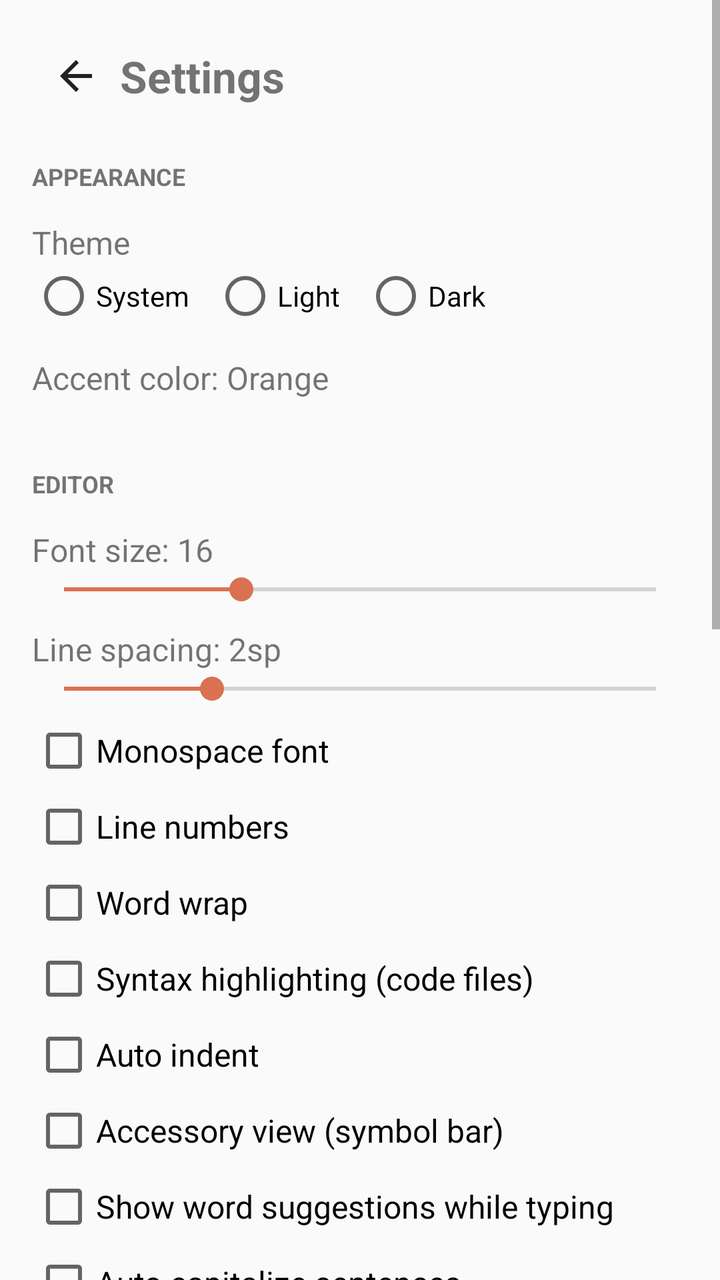
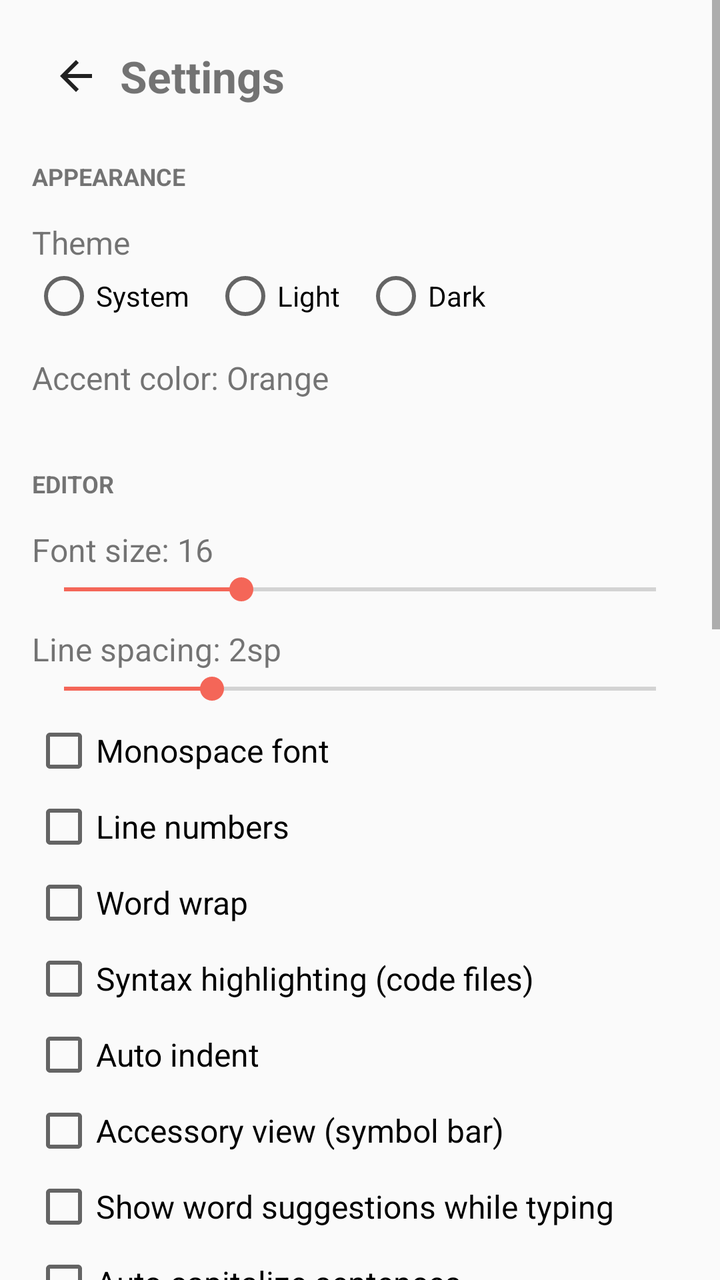

An Android layout rendered at two revisions. The XML below is the earlier revision; the diff shows what the commit changed to produce the second picture.
<!-- AndroidManifest.xml: application theme Theme.EditNote -->
<!-- res/layout/activity_settings.xml -->
<?xml version="1.0" encoding="utf-8"?>
<ScrollView xmlns:android="http://schemas.android.com/apk/res/android"
    android:layout_width="match_parent"
    android:layout_height="match_parent">

    <LinearLayout
        android:layout_width="match_parent"
        android:layout_height="wrap_content"
        android:orientation="vertical"
        android:padding="16dp">

        <LinearLayout
            android:layout_width="match_parent"
            android:layout_height="wrap_content"
            android:gravity="center_vertical"
            android:orientation="horizontal">

            <ImageButton
                android:id="@+id/btnBack"
                android:layout_width="44dp"
                android:layout_height="44dp"
                android:background="?android:attr/selectableItemBackgroundBorderless"
                android:contentDescription="Back"
                android:src="@drawable/ic_arrow_back" />

            <TextView
                android:layout_width="wrap_content"
                android:layout_height="wrap_content"
                android:text="Settings"
                android:textSize="22sp"
                android:textStyle="bold" />
        </LinearLayout>

        
        <TextView
            android:id="@+id/headerAppearance"
            android:layout_width="match_parent"
            android:layout_height="wrap_content"
            android:layout_marginTop="20dp"
            android:text="APPEARANCE"
            android:textSize="12sp"
            android:textStyle="bold" />

        <TextView
            android:layout_width="match_parent"
            android:layout_height="wrap_content"
            android:layout_marginTop="14dp"
            android:text="Theme"
            android:textSize="16sp" />

        <RadioGroup
            android:id="@+id/themeGroup"
            android:layout_width="match_parent"
            android:layout_height="wrap_content"
            android:orientation="horizontal">

            <RadioButton
                android:id="@+id/themeSystem"
                android:layout_width="wrap_content"
                android:layout_height="wrap_content"
                android:text="System" />

            <RadioButton
                android:id="@+id/themeLight"
                android:layout_width="wrap_content"
                android:layout_height="wrap_content"
                android:layout_marginStart="12dp"
                android:text="Light" />

            <RadioButton
                android:id="@+id/themeDark"
                android:layout_width="wrap_content"
                android:layout_height="wrap_content"
                android:layout_marginStart="12dp"
                android:text="Dark" />
        </RadioGroup>

        <TextView
            android:id="@+id/accentLabel"
            android:layout_width="match_parent"
            android:layout_height="wrap_content"
            android:layout_marginTop="14dp"
            android:text="Accent color: Orange"
            android:textSize="16sp" />

        <LinearLayout
            android:id="@+id/accentRow"
            android:layout_width="match_parent"
            android:layout_height="wrap_content"
            android:layout_marginTop="8dp"
            android:orientation="horizontal" />

        
        <TextView
            android:id="@+id/headerEditor"
            android:layout_width="match_parent"
            android:layout_height="wrap_content"
            android:layout_marginTop="26dp"
            android:text="EDITOR"
            android:textSize="12sp"
            android:textStyle="bold" />

        <TextView
            android:id="@+id/fontSizeLabel"
            android:layout_width="match_parent"
            android:layout_height="wrap_content"
            android:layout_marginTop="14dp"
            android:text="Font size: 16"
            android:textSize="16sp" />

        <SeekBar
            android:id="@+id/fontSizeSeek"
            android:layout_width="match_parent"
            android:layout_height="wrap_content"
            android:max="10"
            android:progress="3" />

        <TextView
            android:id="@+id/lineSpacingLabel"
            android:layout_width="match_parent"
            android:layout_height="wrap_content"
            android:layout_marginTop="10dp"
            android:text="Line spacing: 2sp"
            android:textSize="16sp" />

        <SeekBar
            android:id="@+id/lineSpacingSeek"
            android:layout_width="match_parent"
            android:layout_height="wrap_content"
            android:max="8"
            android:progress="2" />

        <CheckBox
            android:id="@+id/checkMono"
            android:layout_width="match_parent"
            android:layout_height="wrap_content"
            android:layout_marginTop="6dp"
            android:text="Monospace font"
            android:textSize="16sp" />

        <CheckBox
            android:id="@+id/checkLineNumbers"
            android:layout_width="match_parent"
            android:layout_height="wrap_content"
            android:layout_marginTop="6dp"
            android:text="Line numbers"
            android:textSize="16sp" />

        <CheckBox
            android:id="@+id/checkWordWrap"
            android:layout_width="match_parent"
            android:layout_height="wrap_content"
            android:layout_marginTop="6dp"
            android:text="Word wrap"
            android:textSize="16sp" />

        <CheckBox
            android:id="@+id/checkSyntax"
            android:layout_width="match_parent"
            android:layout_height="wrap_content"
            android:layout_marginTop="6dp"
            android:text="Syntax highlighting (code files)"
            android:textSize="16sp" />

        <CheckBox
            android:id="@+id/checkAutoIndent"
            android:layout_width="match_parent"
            android:layout_height="wrap_content"
            android:layout_marginTop="6dp"
            android:text="Auto indent"
            android:textSize="16sp" />

        <CheckBox
            android:id="@+id/checkAccessory"
            android:layout_width="match_parent"
            android:layout_height="wrap_content"
            android:layout_marginTop="6dp"
            android:text="Accessory view (symbol bar)"
            android:textSize="16sp" />

        <CheckBox
            android:id="@+id/checkSuggestions"
            android:layout_width="match_parent"
            android:layout_height="wrap_content"
            android:layout_marginTop="6dp"
            android:text="Show word suggestions while typing"
            android:textSize="16sp" />

        <CheckBox
            android:id="@+id/checkAutoCap"
            android:layout_width="match_parent"
            android:layout_height="wrap_content"
            android:layout_marginTop="6dp"
            android:text="Auto capitalize sentences"
            android:textSize="16sp" />

        <CheckBox
            android:id="@+id/checkUndoByBack"
            android:layout_width="match_parent"
            android:layout_height="wrap_content"
            android:layout_marginTop="6dp"
            android:text="Undo with the Back button"
            android:textSize="16sp" />

        <Button
            android:id="@+id/btnIndent"
            android:layout_width="match_parent"
            android:layout_height="wrap_content"
            android:layout_marginTop="10dp"
            android:text="Indentation: 4 spaces"
            android:textAllCaps="false" />

        
        <TextView
            android:id="@+id/headerFiles"
            android:layout_width="match_parent"
            android:layout_height="wrap_content"
            android:layout_marginTop="26dp"
            android:text="FILES &amp; SAVING"
            android:textSize="12sp"
            android:textStyle="bold" />

        <CheckBox
            android:id="@+id/checkAutosave"
            android:layout_width="match_parent"
            android:layout_height="wrap_content"
            android:layout_marginTop="10dp"
            android:text="Autosave"
            android:textSize="16sp" />

        <CheckBox
            android:id="@+id/checkAutosaveConfirm"
            android:layout_width="match_parent"
            android:layout_height="wrap_content"
            android:layout_marginTop="6dp"
            android:text="Show a message when autosave succeeds"
            android:textSize="16sp" />

        <Button
            android:id="@+id/btnAutosaveInterval"
            android:layout_width="match_parent"
            android:layout_height="wrap_content"
            android:layout_marginTop="8dp"
            android:text="Autosave interval: 1 minute"
            android:textAllCaps="false" />

        <Button
            android:id="@+id/btnEncoding"
            android:layout_width="match_parent"
            android:layout_height="wrap_content"
            android:layout_marginTop="6dp"
            android:text="Default encoding: UTF-8"
            android:textAllCaps="false" />

        <Button
            android:id="@+id/btnLineBreak"
            android:layout_width="match_parent"
            android:layout_height="wrap_content"
            android:layout_marginTop="6dp"
            android:text="Line break: LF"
            android:textAllCaps="false" />

        <CheckBox
            android:id="@+id/checkTypeFilter"
            android:layout_width="match_parent"
            android:layout_height="wrap_content"
            android:layout_marginTop="6dp"
            android:text="Show only text files when opening"
            android:textSize="16sp" />

        <CheckBox
            android:id="@+id/checkResume"
            android:layout_width="match_parent"
            android:layout_height="wrap_content"
            android:layout_marginTop="6dp"
            android:text="Resume session (restore open files)"
            android:textSize="16sp" />

        
        <TextView
            android:layout_width="match_parent"
            android:layout_height="wrap_content"
            android:layout_marginTop="30dp"
            android:text="ABOUT"
            android:textSize="12sp"
            android:textStyle="bold" />

        <TextView
            android:layout_width="match_parent"
            android:layout_height="wrap_content"
            android:layout_marginTop="10dp"
            android:lineSpacingMultiplier="1.3"
            android:text="EditNote 1.0.2\nA small, offline text editor.\nNo ads. No internet. Files stay on your device, where you put them.\nMade by KiA."
            android:textSize="14sp" />
    </LinearLayout>
</ScrollView>
<!-- resources referenced by this layout -->
<resources>
  <!-- drawable ic_arrow_back (drawable) -->
  <vector xmlns:android="http://schemas.android.com/apk/res/android"
      android:width="24dp"
      android:height="24dp"
      android:viewportWidth="24"
      android:viewportHeight="24"
      android:tint="?android:attr/textColorPrimary">
      <path
          android:fillColor="@android:color/white"
          android:pathData="M20,11 L7.8,11 L13.4,5.4 L12,4 L4,12 L12,20 L13.4,18.6 L7.8,13 L20,13 Z" />
  </vector>
  <style name="Theme.EditNote" parent="Theme.EditNote.Light.Orange" />
  <style name="Theme.EditNote.Light.Orange" parent="android:Theme.Material.Light.NoActionBar">
          <item name="android:colorAccent">#DA7151</item>
          <item name="android:windowBackground">#FAFAFA</item>
          <item name="android:statusBarColor">#FAFAFA</item>
          <item name="android:windowLightStatusBar">true</item>
          <item name="android:navigationBarColor">#FAFAFA</item>
          <item name="android:windowLightNavigationBar">true</item>
      </style>
</resources>

<!-- the commit's change to res/layout/activity_settings.xml (unified diff, before → after) -->
@@ -290,7 +290,7 @@
             android:layout_height="wrap_content"
             android:layout_marginTop="10dp"
             android:lineSpacingMultiplier="1.3"
-            android:text="EditNote 1.0.2\nA small, offline text editor.\nNo ads. No internet. Files stay on your device, where you put them.\nMade by KiA."
+            android:text="EditNote 1.1.0\nA small, offline text editor.\nNo ads. No internet. Files stay on your device, where you put them.\nMade by KiA."
             android:textSize="14sp" />
     </LinearLayout>
 </ScrollView>
<!-- resource entries referenced after the edit -->
@@ -13,7 +13,7 @@
   </vector>
   <style name="Theme.EditNote" parent="Theme.EditNote.Light.Orange" />
   <style name="Theme.EditNote.Light.Orange" parent="android:Theme.Material.Light.NoActionBar">
-          <item name="android:colorAccent">#DA7151</item>
+          <item name="android:colorAccent">#F46658</item>
           <item name="android:windowBackground">#FAFAFA</item>
           <item name="android:statusBarColor">#FAFAFA</item>
           <item name="android:windowLightStatusBar">true</item>
